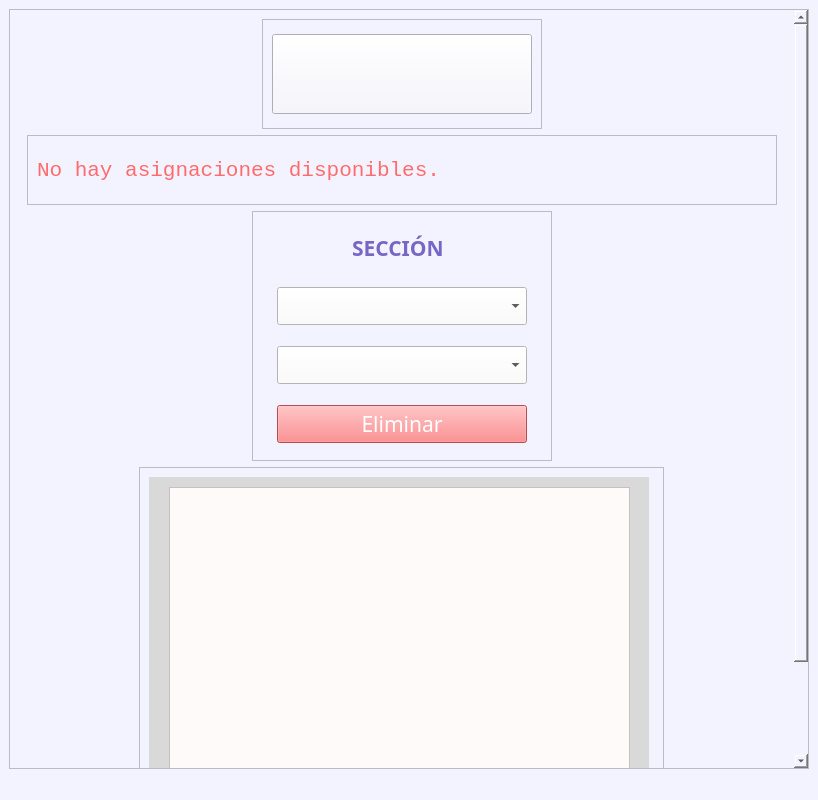
This is ui/sectionwindow.ui in GleymarP/WynPlan as Qt 5 draws it before an edit. The edited form follows.
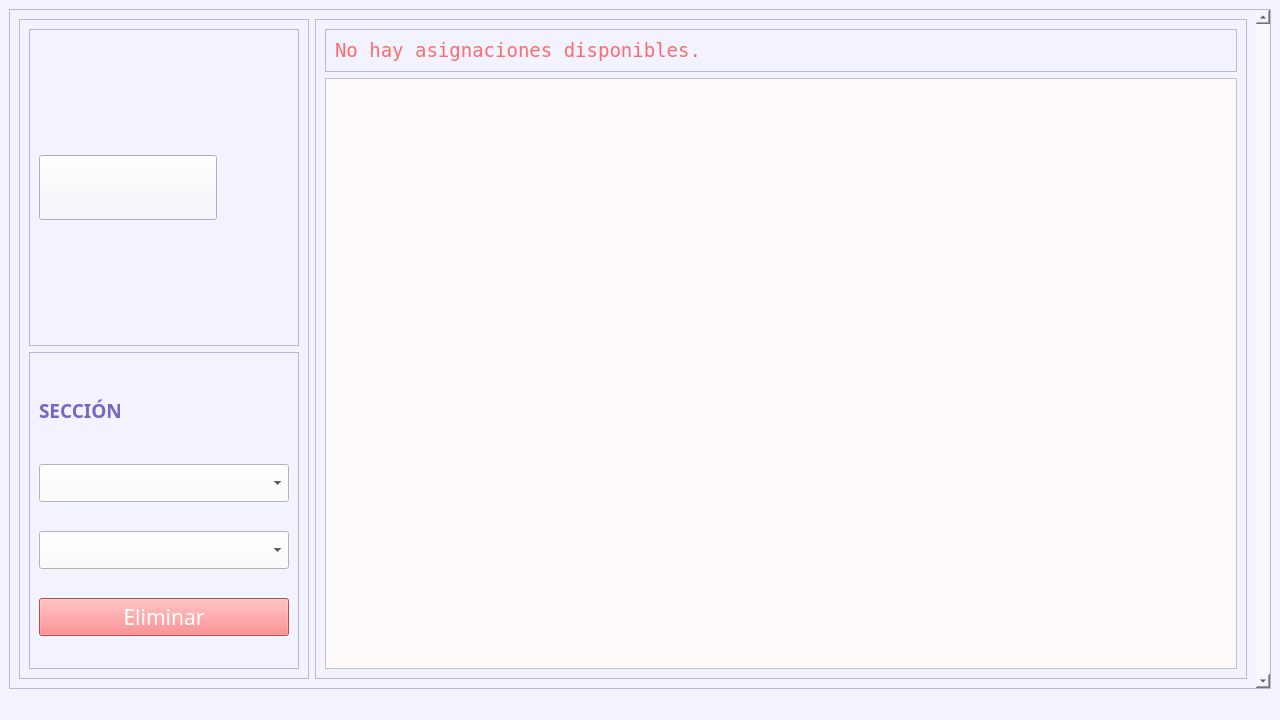
This is the edited form. Icons and pictures are not drawn.

Commit message: adjust windows

What changed in the file:
```diff
--- a/ui/sectionwindow.ui
+++ b/ui/sectionwindow.ui
@@ -6,8 +6,8 @@
    <rect>
     <x>0</x>
     <y>0</y>
-    <width>818</width>
-    <height>800</height>
+    <width>1280</width>
+    <height>720</height>
    </rect>
   </property>
   <property name="minimumSize">
@@ -23,21 +23,12 @@
    <string notr="true">background-color: rgb(243, 243, 255);</string>
   </property>
   <widget class="QWidget" name="centralwidget">
-   <layout class="QVBoxLayout" name="verticalLayout">
+   <layout class="QVBoxLayout" name="verticalLayout_6">
     <item>
      <widget class="QScrollArea" name="scrollArea">
-      <property name="minimumSize">
-       <size>
-        <width>500</width>
-        <height>0</height>
-       </size>
-      </property>
       <property name="verticalScrollBarPolicy">
        <enum>Qt::ScrollBarPolicy::ScrollBarAlwaysOn</enum>
       </property>
-      <property name="sizeAdjustPolicy">
-       <enum>QAbstractScrollArea::SizeAdjustPolicy::AdjustToContents</enum>
-      </property>
       <property name="widgetResizable">
        <bool>true</bool>
       </property>
@@ -45,24 +36,18 @@
        <property name="geometry">
         <rect>
          <x>0</x>
-         <y>-123</y>
-         <width>798</width>
-         <height>866</height>
+         <y>0</y>
+         <width>1246</width>
+         <height>678</height>
         </rect>
        </property>
-       <layout class="QVBoxLayout" name="verticalLayout_5">
-        <item alignment="Qt::AlignmentFlag::AlignHCenter|Qt::AlignmentFlag::AlignVCenter">
+       <layout class="QHBoxLayout" name="horizontalLayout">
+        <item>
          <widget class="QFrame" name="frame">
-          <property name="minimumSize">
-           <size>
-            <width>280</width>
-            <height>110</height>
-           </size>
-          </property>
           <property name="maximumSize">
            <size>
-            <width>280</width>
-            <height>110</height>
+            <width>300</width>
+            <height>720</height>
            </size>
           </property>
           <property name="frameShape">
@@ -72,12 +57,27 @@
            <enum>QFrame::Shadow::Raised</enum>
           </property>
           <layout class="QVBoxLayout" name="verticalLayout_2">
-           <item alignment="Qt::AlignmentFlag::AlignVCenter">
+           <item>
+            <widget class="QFrame" name="frame_4">
+             <property name="frameShape">
+              <enum>QFrame::Shape::StyledPanel</enum>
+             </property>
+             <property name="frameShadow">
+              <enum>QFrame::Shadow::Raised</enum>
+             </property>
+             <layout class="QVBoxLayout" name="verticalLayout_5">
+              <item>
             <widget class="QPushButton" name="pushButton_menu">
              <property name="minimumSize">
               <size>
-               <width>100</width>
-               <height>80</height>
+                  <width>178</width>
+                  <height>65</height>
+                 </size>
+                </property>
+                <property name="maximumSize">
+                 <size>
+                  <width>178</width>
+                  <height>65</height>
               </size>
              </property>
              <property name="styleSheet">
@@ -91,74 +91,16 @@
           </layout>
          </widget>
         </item>
-        <item alignment="Qt::AlignmentFlag::AlignHCenter|Qt::AlignmentFlag::AlignVCenter">
+           <item>
          <widget class="QFrame" name="frame_3">
-          <property name="minimumSize">
-           <size>
-            <width>750</width>
-            <height>70</height>
-           </size>
-          </property>
-          <property name="maximumSize">
-           <size>
-            <width>800</width>
-            <height>80</height>
-           </size>
-          </property>
           <property name="frameShape">
            <enum>QFrame::Shape::StyledPanel</enum>
           </property>
           <property name="frameShadow">
            <enum>QFrame::Shadow::Raised</enum>
           </property>
-          <layout class="QVBoxLayout" name="verticalLayout_3">
+             <layout class="QVBoxLayout" name="verticalLayout">
            <item>
-            <widget class="QLabel" name="label_info">
-             <property name="maximumSize">
-              <size>
-               <width>700</width>
-               <height>80</height>
-              </size>
-             </property>
-             <property name="font">
-              <font>
-               <family>Monospace</family>
-               <pointsize>16</pointsize>
-              </font>
-             </property>
-             <property name="styleSheet">
-              <string notr="true">color: rgb(255, 107, 108);</string>
-             </property>
-             <property name="text">
-              <string>No hay asignaciones disponibles.</string>
-             </property>
-            </widget>
-           </item>
-          </layout>
-         </widget>
-        </item>
-        <item alignment="Qt::AlignmentFlag::AlignHCenter|Qt::AlignmentFlag::AlignVCenter">
-         <widget class="QFrame" name="frame_2">
-          <property name="minimumSize">
-           <size>
-            <width>300</width>
-            <height>250</height>
-           </size>
-          </property>
-          <property name="maximumSize">
-           <size>
-            <width>300</width>
-            <height>250</height>
-           </size>
-          </property>
-          <property name="frameShape">
-           <enum>QFrame::Shape::StyledPanel</enum>
-          </property>
-          <property name="frameShadow">
-           <enum>QFrame::Shadow::Raised</enum>
-          </property>
-          <layout class="QVBoxLayout" name="verticalLayout_4">
-           <item alignment="Qt::AlignmentFlag::AlignHCenter|Qt::AlignmentFlag::AlignVCenter">
             <widget class="QLabel" name="label">
              <property name="enabled">
               <bool>false</bool>
@@ -178,7 +120,7 @@
              <property name="font">
               <font>
                <family>Montserrat</family>
-               <pointsize>16</pointsize>
+                  <pointsize>14</pointsize>
                <bold>true</bold>
               </font>
              </property>
@@ -191,7 +133,7 @@
              </property>
             </widget>
            </item>
-           <item alignment="Qt::AlignmentFlag::AlignHCenter|Qt::AlignmentFlag::AlignVCenter">
+              <item>
             <widget class="QComboBox" name="comboBox_semester">
              <property name="minimumSize">
               <size>
@@ -211,7 +153,7 @@
              </property>
             </widget>
            </item>
-           <item alignment="Qt::AlignmentFlag::AlignHCenter|Qt::AlignmentFlag::AlignVCenter">
+              <item>
             <widget class="QComboBox" name="comboBox_option">
              <property name="minimumSize">
               <size>
@@ -231,7 +173,7 @@
              </property>
             </widget>
            </item>
-           <item alignment="Qt::AlignmentFlag::AlignHCenter|Qt::AlignmentFlag::AlignVCenter">
+              <item>
             <widget class="QPushButton" name="pushButton_delete_section">
              <property name="minimumSize">
               <size>
@@ -257,75 +199,62 @@
           </layout>
          </widget>
         </item>
-        <item alignment="Qt::AlignmentFlag::AlignHCenter|Qt::AlignmentFlag::AlignVCenter">
-         <widget class="QFrame" name="frame_4">
-          <property name="minimumSize">
-           <size>
-            <width>525</width>
-            <height>400</height>
-           </size>
+          </layout>
+          <zorder>frame_4</zorder>
+          <zorder>frame_3</zorder>
+         </widget>
+        </item>
+        <item>
+         <widget class="QFrame" name="frame_2">
+          <property name="styleSheet">
+           <string notr="true"/>
           </property>
-          <property name="maximumSize">
-           <size>
-            <width>1560</width>
-            <height>1560</height>
-           </size>
-          </property>
           <property name="frameShape">
            <enum>QFrame::Shape::StyledPanel</enum>
           </property>
           <property name="frameShadow">
            <enum>QFrame::Shadow::Raised</enum>
           </property>
-          <widget class="QLabel" name="label_4">
-           <property name="enabled">
-            <bool>false</bool>
-           </property>
-           <property name="geometry">
-            <rect>
-             <x>10</x>
-             <y>10</y>
-             <width>500</width>
-             <height>381</height>
-            </rect>
-           </property>
-           <property name="sizePolicy">
-            <sizepolicy hsizetype="Expanding" vsizetype="Expanding">
-             <horstretch>0</horstretch>
-             <verstretch>0</verstretch>
-            </sizepolicy>
-           </property>
-           <property name="minimumSize">
-            <size>
-             <width>300</width>
-             <height>300</height>
-            </size>
-           </property>
+          <layout class="QVBoxLayout" name="verticalLayout_4">
+           <item>
+            <widget class="QFrame" name="frame_5">
+             <property name="frameShape">
+              <enum>QFrame::Shape::StyledPanel</enum>
+             </property>
+             <property name="frameShadow">
+              <enum>QFrame::Shadow::Raised</enum>
+             </property>
+             <layout class="QVBoxLayout" name="verticalLayout_3">
+              <item>
+               <widget class="QLabel" name="label_info">
            <property name="maximumSize">
             <size>
-             <width>1500</width>
-             <height>1500</height>
-            </size>
-           </property>
+                  <width>700</width>
+                  <height>80</height>
+                 </size>
+                </property>
+                <property name="font">
+                 <font>
+                  <family>DejaVu Sans Mono</family>
+                  <pointsize>14</pointsize>
+                 </font>
+                </property>
            <property name="styleSheet">
-            <string notr="true">background-color: rgb(217, 217, 217);</string>
+                 <string notr="true">color: rgb(255, 107, 108);</string>
            </property>
            <property name="text">
-            <string/>
-           </property>
-          </widget>
+                 <string>No hay asignaciones disponibles.</string>
+                </property>
+               </widget>
+              </item>
+             </layout>
+            </widget>
+           </item>
+           <item>
           <widget class="QListWidget" name="listWidget">
            <property name="enabled">
             <bool>true</bool>
            </property>
-           <property name="geometry">
-            <rect>
-             <x>30</x>
-             <y>20</y>
-             <width>461</width>
-             <height>350</height>
-            </rect>
-           </property>
            <property name="minimumSize">
             <size>
              <width>300</width>
@@ -349,6 +278,8 @@
 color: rgb(0, 0, 0);</string>
            </property>
           </widget>
+           </item>
+          </layout>
          </widget>
         </item>
        </layout>
```
Left out of the diff: 2 changed lines with no effect on the pictures. Lines whose indentation alone changed are shown as unchanged. The commit also changes 8 other files.
